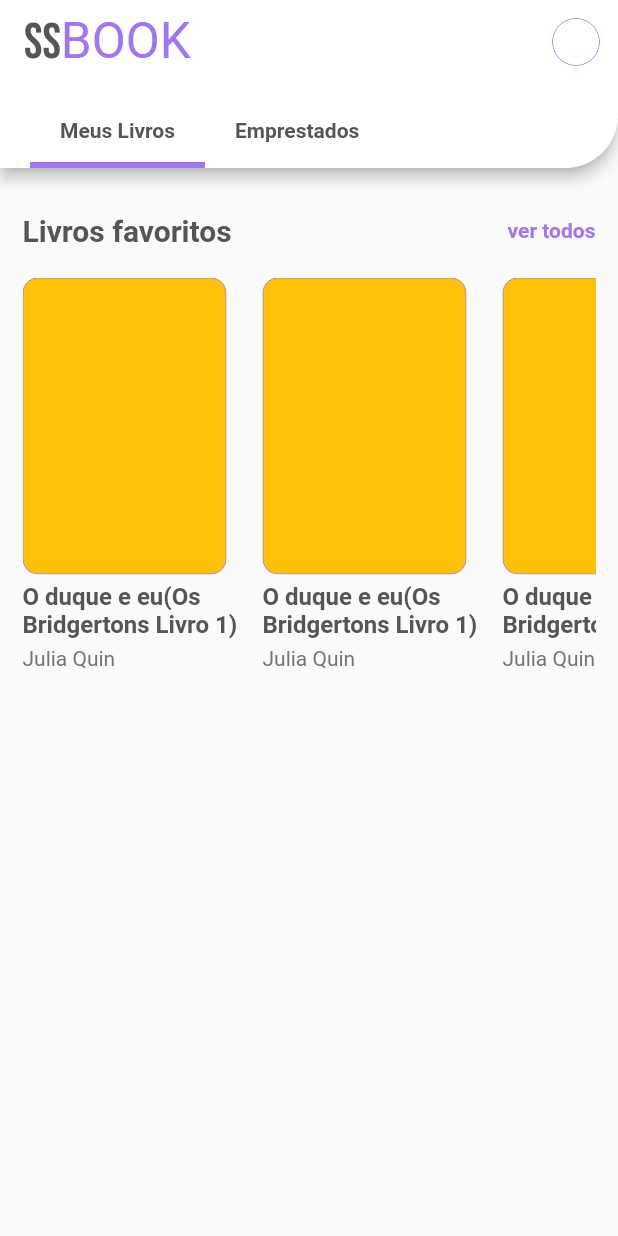
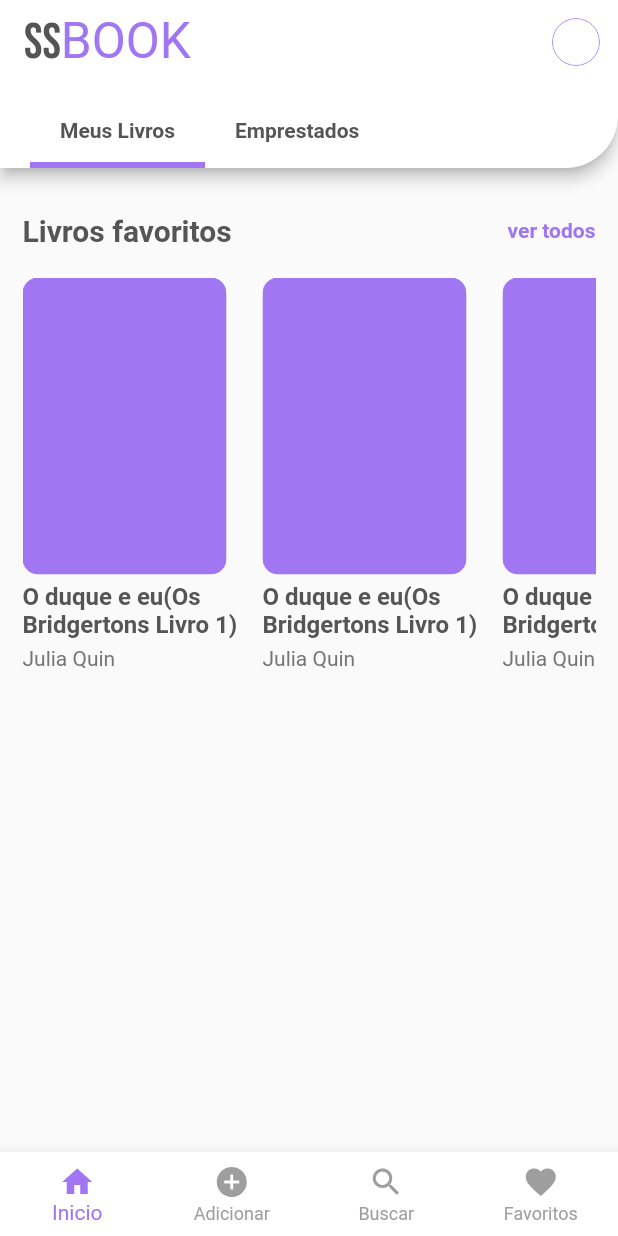
Before and after one commit to Robertrodrigues000/pai-de-pet, a Flutter app: the screen it shows after launch, on a phone screen of 412 x 824 dp. Run offline on Flutter 3.47's test engine with Material 2 defaults, Android fonts, the phone set to English and light mode, and no system bars; our stand-ins replace equatable, flutter_modular, google_fonts; network calls fail.

Commit message:
feat: create bottomNavigation

```diff
--- a/lib/domain/usecases/get_char_usecase.dart
+++ b/lib/domain/usecases/get_char_usecase.dart
@@ -10,7 +10,8 @@ class GetCharUsecase {
   Future<List<CharEntity>> call() async {
     return await _charRepository.getCharList();
   }
+
+  void _init() {}
+
+
 }
-
-class _init {
-}
--- a/lib/presenter/pages/home/home_page.dart
+++ b/lib/presenter/pages/home/home_page.dart
@@ -3,7 +3,6 @@ import 'package:flutter/material.dart';
 import '../../../core/app_controller.dart';
 import '../../../core/theme/app_color.dart';
 import '../../../core/theme/app_text.dart';
-import '../../widgets/favorite_book_card.dart';
 import '../../widgets/favorite_section_widget.dart';
 import '../../widgets/tab_title_widget.dart';
 import 'home_controller.dart';
@@ -76,13 +75,29 @@ class _HomePageState extends AppController<HomePage, HomeController> {
             ),
           ],
         ),
+        bottomNavigationBar: BottomNavigationBar(
+          type: BottomNavigationBarType.fixed,
+          backgroundColor: Colors.white,
+          selectedItemColor: AppColors.secondary,
+          unselectedItemColor: Colors.grey,
+          items: const [
+            BottomNavigationBarItem(icon: Icon(Icons.home), label: "Inicio"),
+            BottomNavigationBarItem(
+                icon: Icon(Icons.add_circle), label: "Adicionar"),
+            BottomNavigationBarItem(icon: Icon(Icons.search), label: "Buscar"),
+            BottomNavigationBarItem(
+              icon: Icon(Icons.favorite),
+              label: "Favoritos",
+            ),
+          ],
+        ),
         body: TabBarView(
           children: [
             SingleChildScrollView(
               child: Padding(
                 padding: const EdgeInsets.symmetric(horizontal: 15),
                 child: Column(
-                  children:const [
+                  children: const [
                     FavoriteSection(),
                   ],
                 ),
--- a/lib/presenter/widgets/favorite_book_card.dart
+++ b/lib/presenter/widgets/favorite_book_card.dart
@@ -10,7 +10,7 @@ class FavoriteBookCard extends StatelessWidget {
 
   @override
   Widget build(BuildContext context) {
-    return Container(
+    return SizedBox(
       width: 160,
       child: Column(
         mainAxisAlignment: MainAxisAlignment.spaceBetween,
@@ -29,7 +29,7 @@ class FavoriteBookCard extends StatelessWidget {
                       width: 0.6,
                     ),
                   ),
-                  color: Colors.amber
+                  color: AppColors.secondary
                   // image: char.image
                   ),
             ),
```
